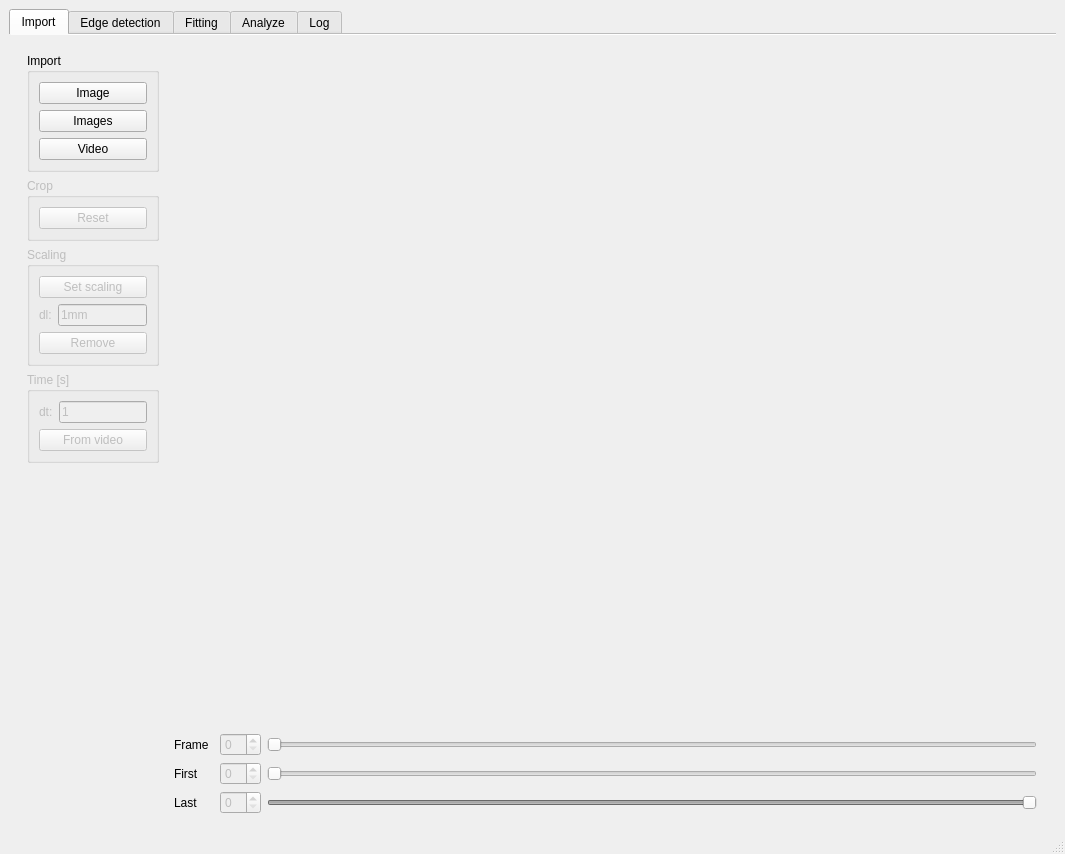
Before: the Qt Designer form pyDSA_gui/design.ui in galaunay/pyDSA_gui, drawn with Qt 5.
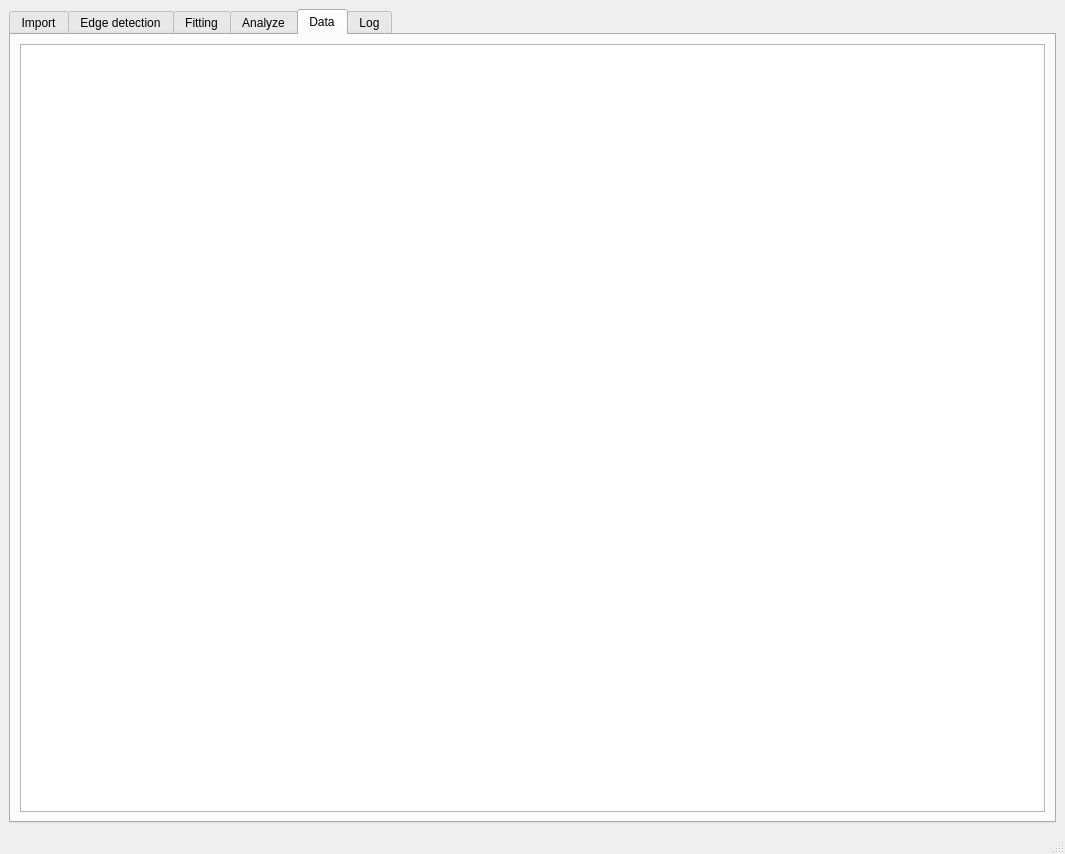
After: the same form once the commit is applied. Custom widgets are drawn as their Qt base class.

Commit message: First try at addng data table

What changed in the file:
```diff
--- a/pyDSA_gui/design.ui
+++ b/pyDSA_gui/design.ui
@@ -21,22 +21,7 @@
        <enum>QTabWidget::Rounded</enum>
       </property>
       <property name="currentIndex">
-       <number>0</number>
-      </property>
-      <property name="elideMode">
-       <enum>Qt::ElideNone</enum>
-      </property>
-      <property name="documentMode">
-       <bool>true</bool>
-      </property>
-      <property name="tabsClosable">
-       <bool>false</bool>
-      </property>
-      <property name="movable">
-       <bool>false</bool>
-      </property>
-      <property name="tabBarAutoHide">
-       <bool>false</bool>
+       <number>4</number>
       </property>
       <widget class="QWidget" name="tabimport">
        <attribute name="title">
@@ -1662,6 +1647,16 @@
         </item>
        </layout>
       </widget>
+      <widget class="QWidget" name="tabdata">
+       <attribute name="title">
+        <string>Data</string>
+       </attribute>
+       <layout class="QVBoxLayout" name="verticalLayout_28">
+        <item>
+         <widget class="QTableWidget" name="tab5_DataTable"/>
+        </item>
+       </layout>
+      </widget>
       <widget class="QWidget" name="tab4_log">
        <attribute name="title">
         <string>Log</string>
```
The commit also changes 2 other files.
